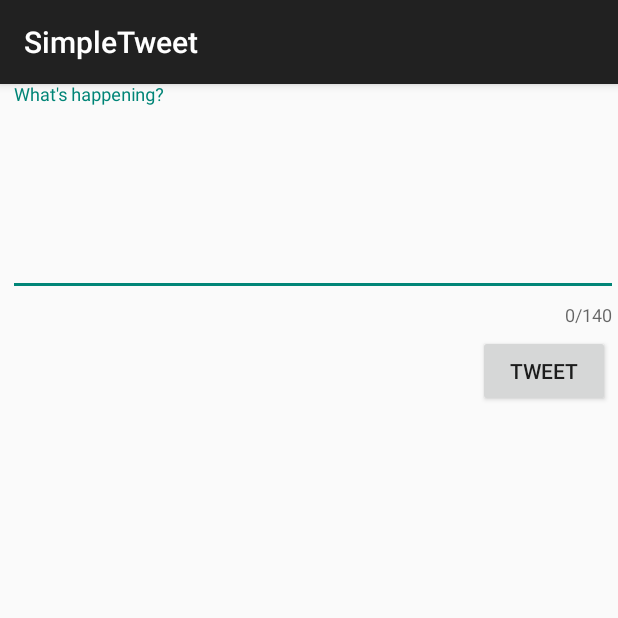
After one commit to reneekxsu/SimpleTweet, an Android app: the ComposeActivity screen opened directly, with no data from a screen before it, on a phone screen of 412 x 824 dp, the top half of it. The commit adds this screen. Run offline under Robolectric (Android 15) with nearby library versions, the phone set to English and light mode, and no system bars.

Commit message:
added composing tweets feature

```diff
--- a/app/src/main/AndroidManifest.xml
+++ b/app/src/main/AndroidManifest.xml
@@ -13,7 +13,8 @@
         android:icon="@drawable/ic_launcher"
         android:label="@string/app_name"
         android:theme="@style/AppTheme">
-        <activity android:name=".TimelineActivity"></activity>
+        <activity android:name=".ComposeActivity"></activity>
+        <activity android:name=".TimelineActivity" />
         <activity
             android:name=".LoginActivity"
             android:label="@string/app_name"
--- /dev/null
+++ b/app/src/main/java/com/codepath/apps/restclienttemplate/ComposeActivity.java
@@ -0,0 +1,47 @@
+package com.codepath.apps.restclienttemplate;
+
+import android.os.Bundle;
+import android.view.View;
+import android.widget.Button;
+import android.widget.EditText;
+import android.widget.Toast;
+
+import androidx.appcompat.app.AppCompatActivity;
+
+public class ComposeActivity extends AppCompatActivity {
+
+    public static final int MAX_TWEET_LENGTH = 140;
+
+    // can use snackbar instead of toast
+
+    EditText etCompose;
+    Button btnTweet;
+
+    @Override
+    protected void onCreate(Bundle savedInstanceState) {
+        super.onCreate(savedInstanceState);
+        setContentView(R.layout.activity_compose);
+
+        etCompose = findViewById(R.id.etCompose);
+        btnTweet = findViewById(R.id.btnTweet);
+
+        // Set click listener on tweet button
+        btnTweet.setOnClickListener(new View.OnClickListener() {
+            @Override
+            public void onClick(View v) {
+                String tweetContent = etCompose.getText().toString();
+                if (tweetContent.isEmpty()){
+                    Toast.makeText(ComposeActivity.this,"Sorry, your tweet can't be empty!", Toast.LENGTH_LONG).show();
+                    return;
+                }
+                if (tweetContent.length() > MAX_TWEET_LENGTH) {
+                    Toast.makeText(ComposeActivity.this, "Sorry, your tweet is too long", Toast.LENGTH_LONG).show();
+                    return;
+                }
+                Toast.makeText(ComposeActivity.this, tweetContent, Toast.LENGTH_SHORT).show();
+                // make API call to twitter to publish tweet
+            }
+        });
+
+    }
+}
--- /dev/null
+++ b/app/src/main/res/layout/activity_compose.xml
@@ -0,0 +1,59 @@
+<?xml version="1.0" encoding="utf-8"?>
+<RelativeLayout xmlns:android="http://schemas.android.com/apk/res/android"
+    xmlns:app="http://schemas.android.com/apk/res-auto"
+    xmlns:tools="http://schemas.android.com/tools"
+    android:layout_width="match_parent"
+    android:layout_height="match_parent"
+    tools:context=".ComposeActivity">
+
+<!--    <EditText-->
+<!--        android:id="@+id/etCompose"-->
+<!--        android:layout_width="match_parent"-->
+<!--        android:layout_height="wrap_content"-->
+<!--        android:layout_alignParentStart="true"-->
+<!--        android:layout_alignParentTop="true"-->
+<!--        android:layout_marginStart="5dp"-->
+<!--        android:layout_marginTop="5dp"-->
+<!--        android:ems="10"-->
+<!--        android:gravity="start|top"-->
+<!--        android:hint="What's happening?"-->
+<!--        android:inputType="textMultiLine"-->
+<!--        android:minLines="5" />-->
+
+    <com.google.android.material.textfield.TextInputLayout
+        android:id="@+id/etComposeLayout"
+        android:layout_width="match_parent"
+        android:layout_height="wrap_content"
+        android:layout_alignParentStart="true"
+        android:layout_alignParentTop="true"
+        android:layout_centerHorizontal="true"
+        android:layout_marginStart="0dp"
+        android:layout_marginTop="0dp"
+        app:counterEnabled="true"
+        app:counterMaxLength="140">
+
+        <com.google.android.material.textfield.TextInputEditText
+            android:id="@+id/etCompose"
+            android:layout_width="match_parent"
+            android:layout_height="wrap_content"
+            android:layout_alignParentStart="true"
+            android:layout_alignParentTop="true"
+            android:layout_marginStart="5dp"
+            android:layout_marginTop="5dp"
+            android:ems="10"
+            android:gravity="top"
+            android:hint="What's happening?"
+            android:inputType="textMultiLine"
+            android:minLines="5" />
+    </com.google.android.material.textfield.TextInputLayout>
+
+    <Button
+        android:id="@+id/btnTweet"
+        android:layout_width="wrap_content"
+        android:layout_height="wrap_content"
+        android:layout_below="@+id/etComposeLayout"
+        android:layout_alignParentEnd="true"
+        android:layout_marginTop="5dp"
+        android:layout_marginEnd="5dp"
+        android:text="@string/tweet" />
+</RelativeLayout>
--- a/app/src/main/res/values/strings.xml
+++ b/app/src/main/res/values/strings.xml
@@ -5,5 +5,6 @@
     <string name="login_label">Log in</string>
     <string name="intent_scheme">oauth</string>
     <string name="intent_host">cprest</string>
+    <string name="tweet">Tweet</string>
 
 </resources>
```
Also changed, not shown: app/src/main/java/com/codepath/apps/restclienttemplate/TimelineActivity.java (+24 -0 lines), app/src/main/res/menu/menu_main.xml (added, +10 -0 lines).
